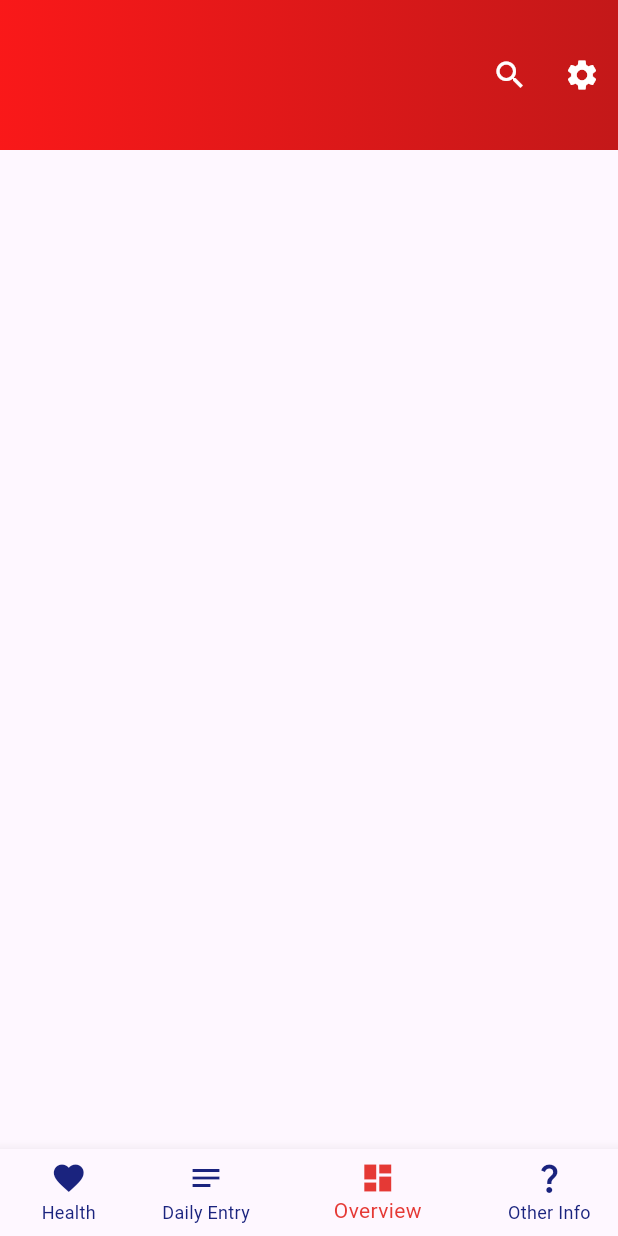
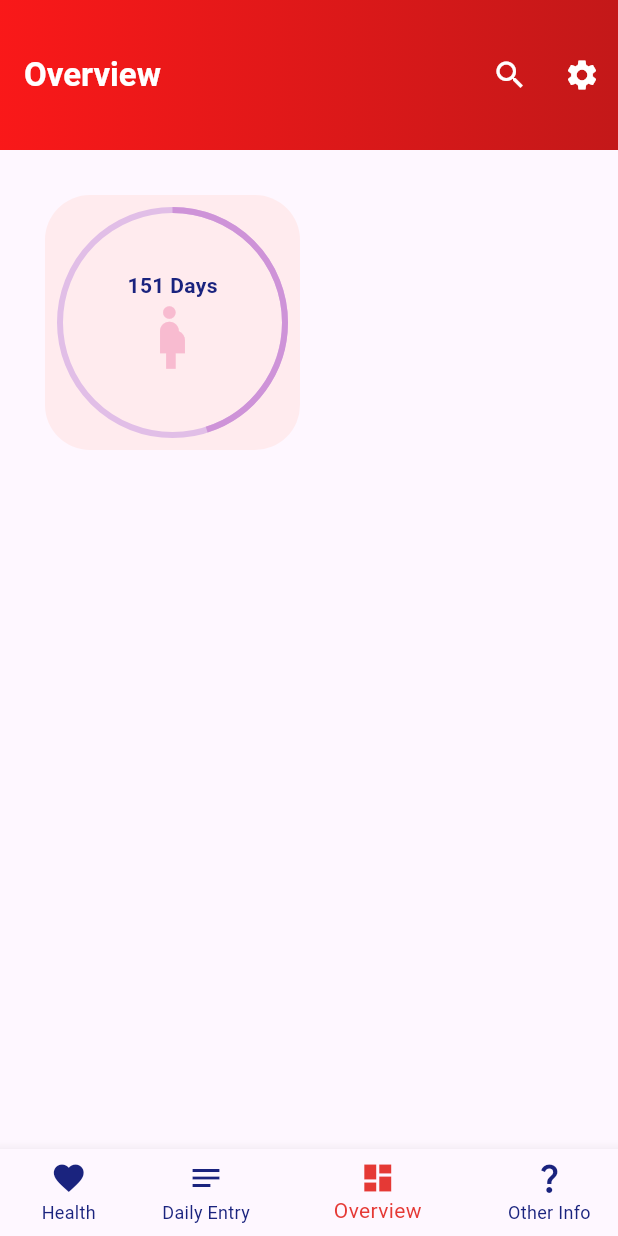
Before and after one commit to MatthewBertello/chd_app, a Flutter app: the screen it shows after launch, item 3 of the bottom bar chosen, on a phone screen of 412 x 824 dp. Run offline on Flutter 3.47's test engine with Material 3 defaults, Android fonts, the phone set to English and light mode, and no system bars; missing offline and left inert: postgres.

Commit message:
Added a method to build the pregnancy count down widget.

```diff
--- a/lib/overview.dart
+++ b/lib/overview.dart
@@ -47,8 +47,10 @@ class Overview extends StatelessWidget {
               ));
   }
 
+  // Builds the app bar
   AppBar buildAppBar(BuildContext context) {
     return AppBar(
+        title: const Text("Overview", style: TextStyle(color: Colors.white, fontWeight: FontWeight.bold)),
         flexibleSpace: Container(
             decoration: BoxDecoration(
                 // Gives the app bar a gradient red color
@@ -63,8 +65,44 @@ class Overview extends StatelessWidget {
         ]);
   }
 
+  // Builds the widget for the pregnancy countdown
+  Widget buildPregnancyCountDown(BuildContext context) {
+    return Container( // Widget displaying the count down for the pregnancy
+            padding: const EdgeInsets.all(10.0),
+            decoration: BoxDecoration(color: Colors.red[50],
+            borderRadius: const BorderRadius.all(Radius.circular(30))),
+            child: SizedBox(
+              width: 150,
+              height: 150,
+              child: Stack(
+                fit: StackFit.expand,
+                children: [ // Contains the progress indicator and the text inside it
+                  CircularProgressIndicator(value: model.countDay() / model.countTotalPregnantDays(),
+                  valueColor: AlwaysStoppedAnimation(Colors.purple[200]),
+                  backgroundColor: Colors.purple[100],
+                  ),
+                  Center(child: Column(
+                    mainAxisAlignment: MainAxisAlignment.center,
+                    children: [Text("${model.dueDateCountDown()} Days", style: TextStyle(color: Colors.indigo[900], fontWeight: FontWeight.bold)), Icon(Icons.pregnant_woman, color: Colors.pink[100], size: 50)])),
+                ],
+              )
+            ),
+          );
+  }
+
   @override
   Widget build(BuildContext context) {
-    return Scaffold(appBar: buildAppBar(context));
+    return Scaffold(appBar: buildAppBar(context),
+    body: Padding(
+      padding: const EdgeInsets.all(30.0),
+      child: Column(
+        children: [
+        Row(
+          children: [
+            buildPregnancyCountDown(context), // Build and display the pregnancy countdown
+          ]
+        ),
+      ],),
+    ));
   }
 }
```
